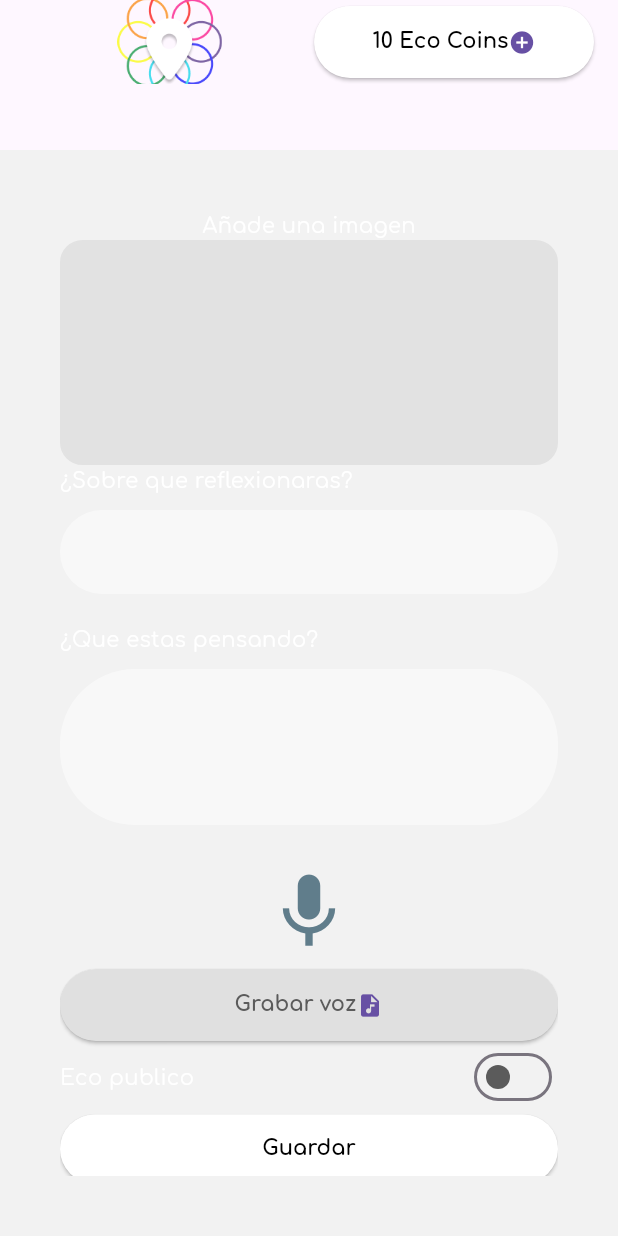
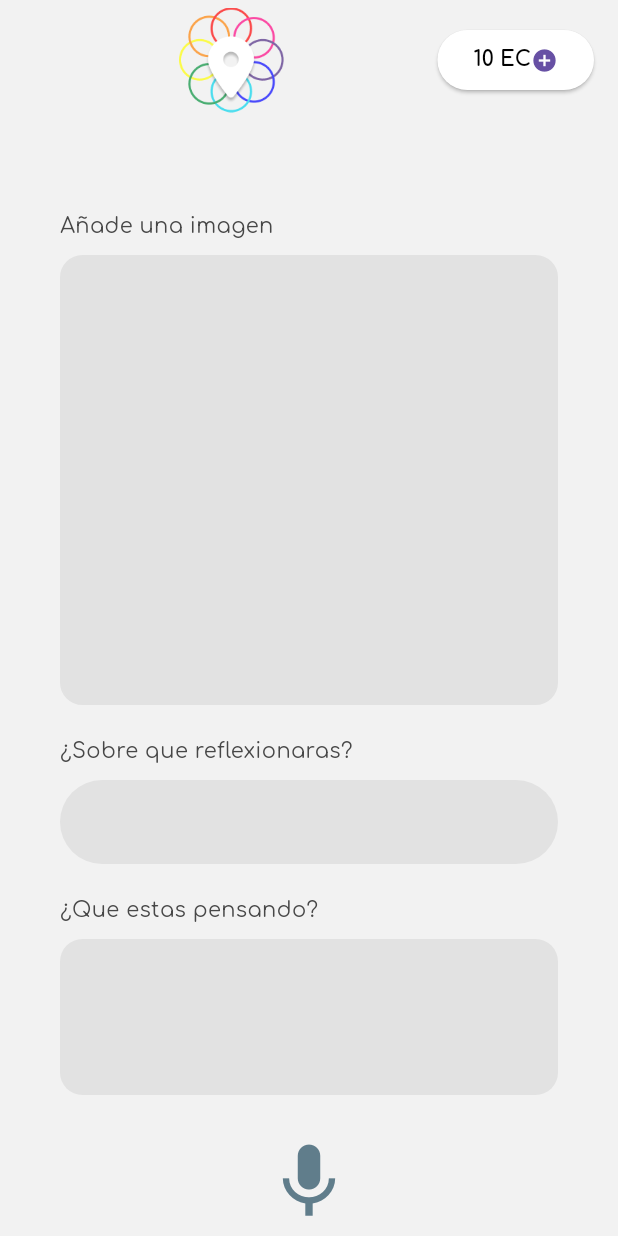
Before and after one commit to Narramap/Narramap_flutter_application, a Flutter app: the AddEcoScreen screen opened by its route, on a phone screen of 412 x 824 dp. Run offline on Flutter 3.47's test engine with Material 3 defaults, Android fonts, the phone set to English and light mode, and no system bars; our stand-ins replace flutter_map, geolocator, go_router, image_picker, latlong2; missing offline and left inert: record.

Commit message:
improving mock screen: add_eco_screen and add_event_screen

```diff
--- a/lib/content/presentation/screens/add_eco_screen.dart
+++ b/lib/content/presentation/screens/add_eco_screen.dart
@@ -23,16 +23,20 @@ class AddEcoScreen extends StatelessWidget {
               title: 'Añade una imagen',
               onImageSelected: (File image) {}
             ),
+            SizedBox(height: 20),
             CustomTextField(
+              textFieldColor: TextFieldColors.gray,
               onChanged: notifier.onChangeTitle,
               label: "¿Sobre que reflexionaras?",
               spacerHeight: 20,
             ),
             CustomTextField(
+              textFieldColor: TextFieldColors.gray,
               onChanged: notifier.onChangeDescription,
               label: "¿Que estas pensando?",
               lines: 3,
               spacerHeight: 20,
+              borderRadius: 15,
             ),
             AudioRecord(
               onStop: (path) {
@@ -46,11 +50,13 @@ class AddEcoScreen extends StatelessWidget {
               icon: Icons.audio_file,
               buttonColor: ButtonColors.gray,
             ),
+            SizedBox(height: 20),
             CustomSwitch(
               label: "Eco publico",
-              value: false,
+              value: notifier.public,
               onChanged: notifier.onTogglePublic,
             ),
+            SizedBox(height: 20),
             CustomButton(
               text: "Guardar",
               onPressed: notifier.saveEco
--- a/lib/core/layout/global_app_bar.dart
+++ b/lib/core/layout/global_app_bar.dart
@@ -15,10 +15,12 @@ class GlobalAppBar extends StatelessWidget implements PreferredSizeWidget {
   @override
   Widget build(BuildContext context) {
     return AppBar(
-      surfaceTintColor: Colors.transparent,
+      surfaceTintColor: Color(0xFFF2F2F2),
       shadowColor: Colors.transparent,
+      backgroundColor: Color(0xFFF2F2F2),
       elevation: 0,
       centerTitle: true,
+      toolbarHeight: 80,
       title: Row(
         mainAxisAlignment: MainAxisAlignment.spaceBetween,
         children: [
@@ -28,9 +30,10 @@ class GlobalAppBar extends StatelessWidget implements PreferredSizeWidget {
             width: 70,
           ),
           CustomButton(
-            text: "$nTokens Eco Coins",
+            text: "$nTokens EC",
             onPressed: () => context.push(Routes.buyTokens.label),
             icon: Icons.add_circle,
+            padding: 0,
           )
         ],
       ),
--- a/lib/core/layout/white_container.dart
+++ b/lib/core/layout/white_container.dart
@@ -17,12 +17,21 @@ class WhiteContainer extends StatelessWidget  {
       backgroundColor: Color(0xFFF2F2F2),
       appBar: GlobalAppBar(nTokens: 10),
       body: Padding(
-        padding: EdgeInsets.all(40),
+        padding: EdgeInsets.symmetric(horizontal: 40),
         child: ListView(
           children: [
             if(title != null)
-              Text(title!),
-            ...children
+              Text(
+                title!,
+                style: TextStyle(
+                  color: Color(0xFF474747),
+                  fontSize: 25
+                ),
+                textAlign: TextAlign.center,
+              ),
+            SizedBox(height: 40),
+            ...children,
+            SizedBox(height: 100),
           ],
         ),
       ),
--- a/lib/core/navigation/go_route.dart
+++ b/lib/core/navigation/go_route.dart
@@ -1,6 +1,7 @@
 
 import 'package:go_router/go_router.dart';
 import 'package:narramap/content/presentation/screens/add_eco_screen.dart';
+import 'package:narramap/content/presentation/screens/add_event_screen.dart';
 import 'package:narramap/content/presentation/screens/adition_selector_screen.dart';
 import 'package:narramap/core/navigation/routes.dart';
 import 'package:narramap/map/presentation/map_screen.dart';
@@ -29,6 +30,10 @@ GoRouter goRouter = GoRouter(
     GoRoute(
       path: Routes.addEco.label,
       builder: (context, state) => AddEcoScreen(),
+    ),
+    GoRoute(
+      path: Routes.addEvent.label,
+      builder: (context, state) => AddEventScreen(),
     )
   ]
 );
--- a/lib/core/widgets/custom_image_picker.dart
+++ b/lib/core/widgets/custom_image_picker.dart
@@ -41,11 +41,18 @@ class _CustomImagePickerState extends State<CustomImagePicker> {
     return GestureDetector(
       onTap: _pickImage,
       child: Column(
+        crossAxisAlignment: CrossAxisAlignment.start,
         children: [
-          Text(widget.title),
+          Text(
+            widget.title,
+            style: TextStyle(
+              color: Color(0xFF474747)
+            ),
+          ),
+          SizedBox(height: 10),
           Container(
             width: double.infinity,
-            height: 150,
+            height: 300,
             decoration: BoxDecoration(
               color: Color(0xFFE2E2E2),
               borderRadius: BorderRadius.circular(15),
--- a/lib/core/widgets/custom_text_field.dart
+++ b/lib/core/widgets/custom_text_field.dart
@@ -1,5 +1,24 @@
+import 'package:flutter/material.dart';
 
-import 'package:flutter/material.dart';
+enum TextFieldColors {
+
+  white(
+    backgroundColor: Color.fromARGB(126, 255, 255, 255),
+    textColor: Colors.white
+  ),
+  gray(
+    backgroundColor: Color(0xFFE2E2E2),
+    textColor: Color(0xFF474747)
+  );
+
+  final Color backgroundColor;
+  final Color textColor;
+
+  const TextFieldColors({
+    required this.backgroundColor,
+    required this.textColor,
+  });
+}
 
 class CustomTextField extends StatelessWidget {
 
@@ -9,6 +28,8 @@ class CustomTextField extends StatelessWidget {
   final String label;
   final bool obscureText;
   final Widget? suffixIcon;
+  final TextFieldColors textFieldColor;
+  final double borderRadius;
 
   const CustomTextField({
     super.key,
@@ -17,7 +38,9 @@ class CustomTextField extends StatelessWidget {
     this.lines = 1,
     this.obscureText = false,
     this.suffixIcon,
-    this.spacerHeight
+    this.spacerHeight,
+    this.textFieldColor = TextFieldColors.white,
+    this.borderRadius = 50
   });
 
   @override
@@ -29,7 +52,7 @@ class CustomTextField extends StatelessWidget {
           label,
           textAlign: TextAlign.left,
           style: TextStyle(
-            color: Colors.white
+            color: textFieldColor.textColor
           ),
         ),
         SizedBox(height: 10),
@@ -39,10 +62,15 @@ class CustomTextField extends StatelessWidget {
           cursorColor: Color(0xFFEBEBEB),
           onChanged: onChanged,
           style: TextStyle(
-            color: Colors.white
+            color: textFieldColor.textColor
           ),
           decoration: InputDecoration(
-            suffixIcon: suffixIcon
+            suffixIcon: suffixIcon,
+            fillColor: textFieldColor.backgroundColor,
+            border: OutlineInputBorder(
+              borderRadius: BorderRadius.circular(borderRadius),
+              borderSide: BorderSide.none
+            ),
           ),
         ),
         if (spacerHeight != null)
```
Also changed, not shown: lib/content/presentation/notifiers/add_event_notifier.dart (+23 -0 lines), lib/content/presentation/screens/add_event_screen.dart (+37 -2 lines), lib/core/widgets/date_picker.dart (added, +62 -0 lines), lib/core/widgets/map_widget.dart (added, +82 -0 lines), lib/core/widgets/ubication_selector.dart (added, +60 -0 lines), 1 other file.
